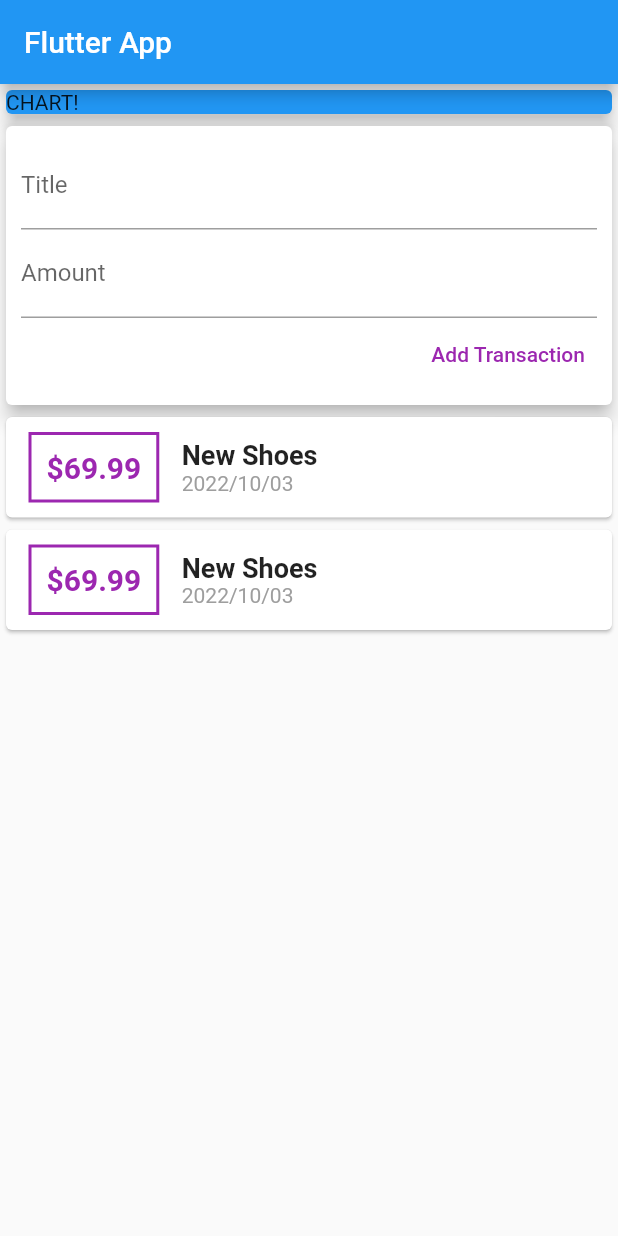
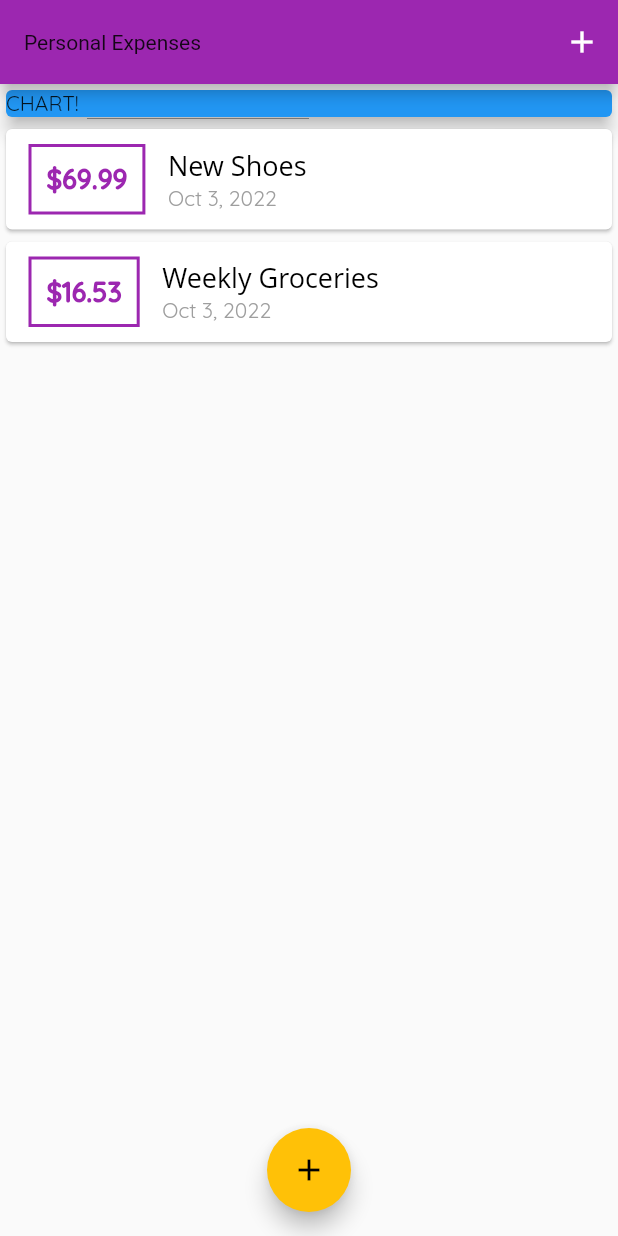
Before and after one commit to FatihGoktas90/Flutter, a Flutter app: the screen it shows after launch, on a phone screen of 412 x 824 dp. Run offline on Flutter 3.47's test engine with Material 2 defaults, Android fonts, the phone set to English and light mode, and no system bars; Roboto replaces fonts that are missing (Open Sans).

Commit message:
Module 1 completed

```diff
--- a/person/lib/main.dart
+++ b/person/lib/main.dart
@@ -1,50 +1,119 @@
 import 'package:flutter/material.dart';
-import 'package:intl/intl.dart';
-import 'package:person/widgets/transaction_list.dart';
-import './widgets/user_transaction.dart';
+import './widgets/new_transaction.dart';
+import './widgets/transaction_list.dart';
+import './models/transaction.dart';
 
-void main() => runApp(MyApp());
+void main() => runApp(const MyApp());
 
 class MyApp extends StatelessWidget {
+  const MyApp({super.key});
+
   @override
   Widget build(BuildContext context) {
     return MaterialApp(
-      title: 'Flutter App',
-      home: MyHomePage(),
+      title: 'Personal Expenses',
+      theme: ThemeData(
+        primarySwatch: Colors.purple,
+        accentColor: Colors.amber,
+        fontFamily: 'Quicksand',
+        appBarTheme: AppBarTheme(
+            textTheme: ThemeData.light().textTheme.copyWith(
+                    titleMedium: TextStyle(
+                  fontSize: 18,
+                  fontWeight: FontWeight.bold,
+                ))),
+      ),
+      home: const MyHomePage(),
     );
   }
 }
 
-class MyHomePage extends StatelessWidget {
+class MyHomePage extends StatefulWidget {
+  const MyHomePage({super.key});
 
+  // String titleInput;
+  // String amountInput;
+  @override
+  // ignore: library_private_types_in_public_api
+  _MyHomePageState createState() => _MyHomePageState();
+}
 
-  /*  String? titleInput;
-  String? amountInput; */
+class _MyHomePageState extends State<MyHomePage> {
+  final List<Transaction> _userTransactions = [
+    Transaction(
+      id: 't1',
+      title: 'New Shoes',
+      amount: 69.99,
+      date: DateTime.now(),
+    ),
+    Transaction(
+      id: 't2',
+      title: 'Weekly Groceries',
+      amount: 16.53,
+      date: DateTime.now(),
+    ),
+  ];
 
+  void _addNewTransaction(String txTitle, double txAmount) {
+    final newTx = Transaction(
+      title: txTitle,
+      amount: txAmount,
+      date: DateTime.now(),
+      id: DateTime.now().toString(),
+    );
 
+    setState(() {
+      _userTransactions.add(newTx);
+    });
+  }
+
+  void _startAddNewTransaction(BuildContext ctx) {
+    showModalBottomSheet(
+      context: ctx,
+      builder: (_) {
+        return GestureDetector(
+          onTap: () {},
+          behavior: HitTestBehavior.opaque,
+          child: NewTransaction(_addNewTransaction),
+        );
+      },
+    );
+  }
 
   @override
   Widget build(BuildContext context) {
     return Scaffold(
       appBar: AppBar(
-        title: Text('Flutter App'),
+        title: const Text('Personal Expenses'),
+        actions: <Widget>[
+          IconButton(
+            icon: const Icon(Icons.add),
+            onPressed: () => _startAddNewTransaction(context),
           ),
-      body: Column(
-        mainAxisAlignment: MainAxisAlignment.start,
+        ],
+      ),
+      body: SingleChildScrollView(
+        child: Column(
+          // mainAxisAlignment: MainAxisAlignment.start,
           crossAxisAlignment: CrossAxisAlignment.stretch,
-        children: [
+          children: <Widget>[
+            // ignore: sized_box_for_whitespace
             Container(
               width: double.infinity,
               child: Card(
                 color: Colors.blue,
+                elevation: 5,
                 child: Text('CHART!'),
-              elevation: 5,
               ),
             ),
-          UserTransaction(),
-
-
+            TransactionList(_userTransactions),
           ],
+        ),
+      ),
+      floatingActionButtonLocation: FloatingActionButtonLocation.centerFloat,
+      floatingActionButton: FloatingActionButton(
+        child: const Icon(Icons.add),
+        onPressed: () => _startAddNewTransaction(context),
       ),
     );
   }
--- a/person/lib/widgets/transaction_list.dart
+++ b/person/lib/widgets/transaction_list.dart
@@ -1,54 +1,58 @@
 import 'package:flutter/material.dart';
-import 'package:person/models/transaction.dart';
 import 'package:intl/intl.dart';
+
 import '../models/transaction.dart';
 
 class TransactionList extends StatelessWidget {
-  final List<Transaction> transaction;
-  TransactionList(this.transaction);
+  final List<Transaction> transactions;
+  const TransactionList(this.transactions, {super.key});
 
   @override
   Widget build(BuildContext context) {
-    return Column(
-      children: transaction.map((tx) {
+    // ignore: sized_box_for_whitespace
+    return Container(
+      height: 300,
+      child: ListView.builder(
+        itemBuilder: (ctx, index) {
           return Card(
             child: Row(
-            children: [
+              children: <Widget>[
                 Container(
-                padding: EdgeInsets.all(10),
-                margin: EdgeInsets.symmetric(
+                  margin: const EdgeInsets.symmetric(
                     vertical: 10,
                     horizontal: 15,
                   ),
                   decoration: BoxDecoration(
                     border: Border.all(
-                    color: Colors.purple,
+                      color: Theme.of(context).primaryColor,
                       width: 2,
                     ),
                   ),
+                  padding: EdgeInsets.all(10),
                   child: Text(
+                    '\$${transactions[index].amount.toStringAsFixed(2)}',
                     style: TextStyle(
                       fontWeight: FontWeight.bold,
-                    fontSize: 20,
-                    color: Colors.purple,
+                      fontSize: 18,
+                      color: Theme.of(context).primaryColor,
                     ),
-                  '\$${tx.amount}',
                   ),
                 ),
                 Column(
                   crossAxisAlignment: CrossAxisAlignment.start,
-                children: [
+                  children: <Widget>[
                     Text(
-                    tx.title,
+                      transactions[index].title,
                       style: TextStyle(
                         fontSize: 18,
-                      fontWeight: FontWeight.bold,
+                        //  fontWeight: FontWeight.bold,
+                        color: Colors.black,
+                        fontFamily: 'Open Sans',
                       ),
                     ),
                     Text(
-                    // DATE FORMAT PACKAGES
-                    DateFormat('yyyy/MM/dd').format(tx.date),
-                    style: TextStyle(
+                      DateFormat.yMMMd().format(transactions[index].date),
+                      style: const TextStyle(
                         color: Colors.grey,
                       ),
                     ),
@@ -57,7 +61,9 @@ class TransactionList extends StatelessWidget {
               ],
             ),
           );
-      }).toList(),
+        },
+        itemCount: transactions.length,
+      ),
     );
   }
 }
--- a/person/lib/widgets/user_transaction.dart
+++ /dev/null
@@ -1,50 +0,0 @@
-import 'package:flutter/material.dart';
-import './new_transaction.dart';
-import './transaction_list.dart';
-import '../models/transaction.dart';
-
-class UserTransaction extends StatefulWidget {
-
-  @override
-  State<UserTransaction> createState() => _UserTransactionState();
-}
-
-class _UserTransactionState extends State<UserTransaction> {
-  final List<Transaction> _userTransaction = [
-    Transaction(
-      id: 't1',
-      title: 'New Shoes',
-      amount: 69.99,
-      date: DateTime.now(),
-    ),
-    Transaction(
-      id: 't1',
-      title: 'New Shoes',
-      amount: 69.99,
-      date: DateTime.now(),
-    ),
-  ];
-
-  void _addNewTransaction(String title, double amount) {
-    final newTx = Transaction(
-      title: title,
-      amount: amount,
-      date: DateTime.now(),
-      id: DateTime.now().toString(),
-    );
-
-    setState(() {
-      _userTransaction.add(newTx);
-    });
-  }
-
-  @override
-  Widget build(BuildContext context) {
-    return Column(
-      children: [
-        NewTransaction(_addNewTransaction),
-        TransactionList(_userTransaction),
-      ],
-    );
-  }
-}
```
Also changed, not shown: person/lib/widgets/new_transaction.dart (+39 -22 lines), person/pubspec.yaml (+11 -11 lines), person/fonts/OpenSans-Bold.ttf (added), person/fonts/OpenSans-Regular.ttf (added), person/fonts/Quicksand-Bold.ttf (added), person/fonts/Quicksand-Light.ttf (added), person/fonts/Quicksand-Medium.ttf (added), person/fonts/Quicksand-Regular.ttf (added). Lines whose indentation alone changed are shown as unchanged.
